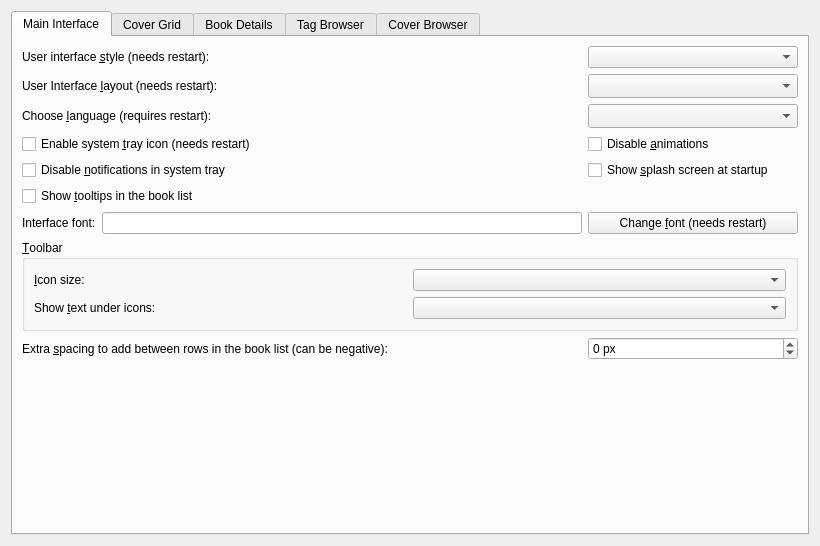
Old version of the form src/calibre/gui2/preferences/look_feel.ui in the repository kovidgoyal/calibre.
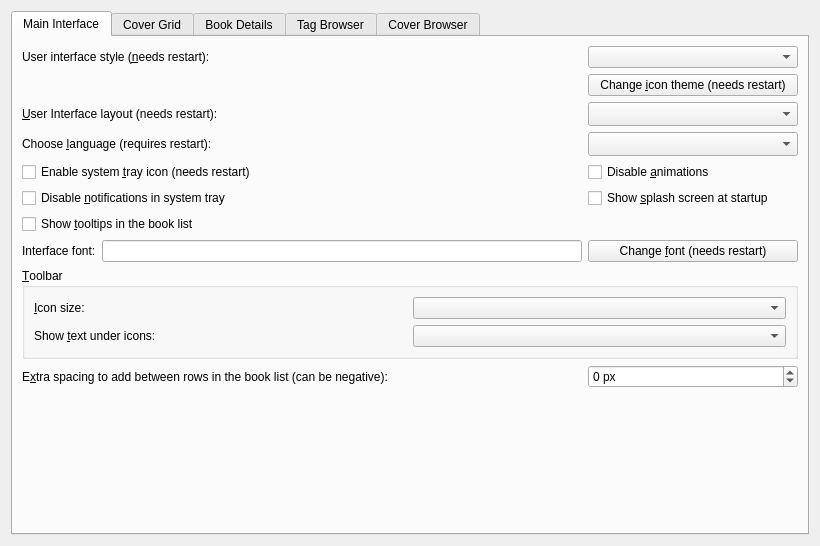
New version of the form. Icons and pictures are not drawn. Custom widgets are drawn as their Qt base class.

Commit message:
Implement support for icon themes
Now you can go to Preferences->Look & Feel and choose an icon theme
for calibre. There are already half a dozen icon themes available.

The edit to the form file:
```diff
--- a/src/calibre/gui2/preferences/look_feel.ui
+++ b/src/calibre/gui2/preferences/look_feel.ui
@@ -28,125 +28,27 @@
        <string>Main Interface</string>
       </attribute>
       <layout class="QGridLayout" name="gridLayout_9">
-       <item row="2" column="1">
-        <widget class="QComboBox" name="opt_language">
-         <property name="sizeAdjustPolicy">
-          <enum>QComboBox::AdjustToMinimumContentsLengthWithIcon</enum>
-         </property>
-         <property name="minimumContentsLength">
-          <number>20</number>
-         </property>
-        </widget>
-       </item>
-       <item row="3" column="0">
-        <widget class="QCheckBox" name="opt_systray_icon">
-         <property name="text">
-          <string>Enable system &amp;tray icon (needs restart)</string>
-         </property>
-        </widget>
-       </item>
        <item row="9" column="0">
-        <spacer name="verticalSpacer_3">
-         <property name="orientation">
-          <enum>Qt::Vertical</enum>
-         </property>
-         <property name="sizeHint" stdset="0">
-          <size>
-           <width>20</width>
-           <height>40</height>
-          </size>
-         </property>
-        </spacer>
-       </item>
-       <item row="1" column="0">
-        <widget class="QLabel" name="label_17">
+        <widget class="QLabel" name="label_4">
          <property name="text">
-          <string>User Interface &amp;layout (needs restart):</string>
+          <string>E&amp;xtra spacing to add between rows in the book list (can be negative):</string>
          </property>
          <property name="buddy">
           <cstring>opt_gui_layout</cstring>
          </property>
         </widget>
        </item>
-       <item row="1" column="1">
-        <widget class="QComboBox" name="opt_gui_layout">
-         <property name="maximumSize">
-          <size>
-           <width>250</width>
-           <height>16777215</height>
-          </size>
+       <item row="9" column="1">
+        <widget class="QSpinBox" name="opt_book_list_extra_row_spacing">
+         <property name="suffix">
+          <string> px</string>
          </property>
-         <property name="sizeAdjustPolicy">
-          <enum>QComboBox::AdjustToMinimumContentsLengthWithIcon</enum>
+         <property name="minimum">
+          <number>-20</number>
          </property>
-         <property name="minimumContentsLength">
-          <number>20</number>
-         </property>
         </widget>
        </item>
-       <item row="3" column="1">
-        <widget class="QCheckBox" name="opt_disable_animations">
-         <property name="toolTip">
-          <string>Disable all animations. Useful if you have a slow/old computer.</string>
-         </property>
-         <property name="text">
-          <string>Disable &amp;animations</string>
-         </property>
-        </widget>
-       </item>
-       <item row="4" column="0">
-        <widget class="QCheckBox" name="opt_disable_tray_notification">
-         <property name="text">
-          <string>Disable &amp;notifications in system tray</string>
-         </property>
-        </widget>
-       </item>
-       <item row="4" column="1">
-        <widget class="QCheckBox" name="opt_show_splash_screen">
-         <property name="text">
-          <string>Show &amp;splash screen at startup</string>
-         </property>
-        </widget>
-       </item>
-       <item row="6" column="0">
-        <layout class="QHBoxLayout" name="horizontalLayout">
-         <item>
-          <widget class="QLabel" name="label_2">
-           <property name="text">
-            <string>Interface font:</string>
-           </property>
-           <property name="buddy">
-            <cstring>font_display</cstring>
-           </property>
-          </widget>
-         </item>
-         <item>
-          <widget class="QLineEdit" name="font_display">
-           <property name="readOnly">
-            <bool>true</bool>
-           </property>
-          </widget>
-         </item>
-        </layout>
-       </item>
-       <item row="6" column="1">
-        <widget class="QPushButton" name="change_font_button">
-         <property name="text">
-          <string>Change &amp;font (needs restart)</string>
-         </property>
-        </widget>
-       </item>
-       <item row="0" column="0">
-        <widget class="QLabel" name="label_widget_style">
-         <property name="text">
-          <string>User interface &amp;style (needs restart):</string>
-         </property>
-         <property name="buddy">
-          <cstring>opt_ui_style</cstring>
-         </property>
-        </widget>
-       </item>
-       <item row="7" column="0" colspan="2">
+       <item row="8" column="0" colspan="2">
         <widget class="QGroupBox" name="groupBox_2">
          <property name="title">
           <string>&amp;Toolbar</string>
@@ -181,43 +83,155 @@
          </layout>
         </widget>
        </item>
-       <item row="2" column="0">
-        <widget class="QLabel" name="label_7">
-         <property name="text">
-          <string>Choose &amp;language (requires restart):</string>
-         </property>
-         <property name="buddy">
-          <cstring>opt_language</cstring>
-         </property>
-        </widget>
-       </item>
        <item row="0" column="1">
         <widget class="QComboBox" name="opt_ui_style"/>
        </item>
-       <item row="5" column="0">
+       <item row="7" column="1">
+        <widget class="QPushButton" name="change_font_button">
+         <property name="text">
+          <string>Change &amp;font (needs restart)</string>
+         </property>
+        </widget>
+       </item>
+       <item row="2" column="1">
+        <widget class="QComboBox" name="opt_gui_layout">
+         <property name="maximumSize">
+          <size>
+           <width>250</width>
+           <height>16777215</height>
+          </size>
+         </property>
+         <property name="sizeAdjustPolicy">
+          <enum>QComboBox::AdjustToMinimumContentsLengthWithIcon</enum>
+         </property>
+         <property name="minimumContentsLength">
+          <number>20</number>
+         </property>
+        </widget>
+       </item>
+       <item row="6" column="0">
         <widget class="QCheckBox" name="opt_book_list_tooltips">
          <property name="text">
           <string>Show &amp;tooltips in the book list</string>
          </property>
         </widget>
        </item>
-       <item row="8" column="0">
-        <widget class="QLabel" name="label_4">
+       <item row="10" column="0">
+        <spacer name="verticalSpacer_3">
+         <property name="orientation">
+          <enum>Qt::Vertical</enum>
+         </property>
+         <property name="sizeHint" stdset="0">
+          <size>
+           <width>20</width>
+           <height>40</height>
+          </size>
+         </property>
+        </spacer>
+       </item>
+       <item row="4" column="0">
+        <widget class="QCheckBox" name="opt_systray_icon">
          <property name="text">
-          <string>Extra &amp;spacing to add between rows in the book list (can be negative):</string>
+          <string>Enable system &amp;tray icon (needs restart)</string>
          </property>
+        </widget>
+       </item>
+       <item row="3" column="0">
+        <widget class="QLabel" name="label_7">
+         <property name="text">
+          <string>Choose &amp;language (requires restart):</string>
+         </property>
          <property name="buddy">
           <cstring>opt_book_list_extra_row_spacing</cstring>
          </property>
         </widget>
        </item>
-       <item row="8" column="1">
-        <widget class="QSpinBox" name="opt_book_list_extra_row_spacing">
-         <property name="suffix">
-          <string> px</string>
+       <item row="7" column="0">
+        <layout class="QHBoxLayout" name="horizontalLayout">
+         <item>
+          <widget class="QLabel" name="label_2">
+           <property name="text">
+            <string>Interface font:</string>
+           </property>
+           <property name="buddy">
+            <cstring>font_display</cstring>
+           </property>
+          </widget>
+         </item>
+         <item>
+          <widget class="QLineEdit" name="font_display">
+           <property name="readOnly">
+            <bool>true</bool>
+           </property>
+          </widget>
+         </item>
+        </layout>
+       </item>
+       <item row="1" column="0">
+        <widget class="QLabel" name="icon_theme">
+         <property name="text">
+          <string/>
          </property>
-         <property name="minimum">
-          <number>-20</number>
+        </widget>
+       </item>
+       <item row="5" column="0">
+        <widget class="QCheckBox" name="opt_disable_tray_notification">
+         <property name="text">
+          <string>Disable &amp;notifications in system tray</string>
+         </property>
+        </widget>
+       </item>
+       <item row="3" column="1">
+        <widget class="QComboBox" name="opt_language">
+         <property name="sizeAdjustPolicy">
+          <enum>QComboBox::AdjustToMinimumContentsLengthWithIcon</enum>
+         </property>
+         <property name="minimumContentsLength">
+          <number>20</number>
+         </property>
+        </widget>
+       </item>
+       <item row="2" column="0">
+        <widget class="QLabel" name="label_17">
+         <property name="text">
+          <string>&amp;User Interface layout (needs restart):</string>
+         </property>
+         <property name="buddy">
+          <cstring>opt_gui_layout</cstring>
+         </property>
+        </widget>
+       </item>
+       <item row="0" column="0">
+        <widget class="QLabel" name="label_widget_style">
+         <property name="text">
+          <string>User interface style (&amp;needs restart):</string>
+         </property>
+         <property name="buddy">
+          <cstring>opt_ui_style</cstring>
+         </property>
+        </widget>
+       </item>
+       <item row="4" column="1">
+        <widget class="QCheckBox" name="opt_disable_animations">
+         <property name="toolTip">
+          <string>Disable all animations. Useful if you have a slow/old computer.</string>
+         </property>
+         <property name="text">
+          <string>Disable &amp;animations</string>
+         </property>
+        </widget>
+       </item>
+       <item row="5" column="1">
+        <widget class="QCheckBox" name="opt_show_splash_screen">
+         <property name="text">
+          <string>Show &amp;splash screen at startup</string>
+         </property>
+        </widget>
+       </item>
+       <item row="1" column="1">
+        <widget class="QPushButton" name="icon_theme_button">
+         <property name="text">
+          <string>Change &amp;icon theme (needs restart)</string>
          </property>
         </widget>
        </item>
```
Left out of the diff: 14 changed lines with no effect on the pictures. The commit also changes 2 other files.
